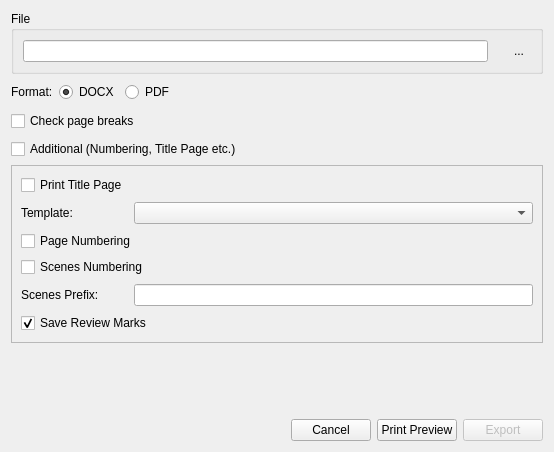
Before: the Qt Designer form src/bin/scenarist-desktop/UserInterfaceLayer/Export/ExportDialog.ui in dimkanovikov/KITScenarist, drawn with Qt 5.
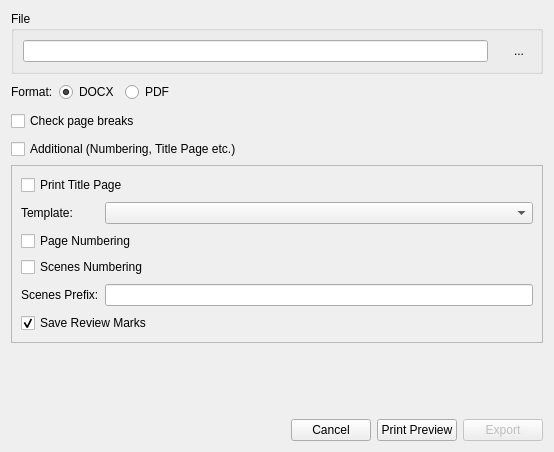
After: the same form once the commit is applied. Icons and pictures are not drawn. Custom widgets are drawn as their Qt base class.

Patch:
```diff
--- a/src/bin/scenarist-desktop/UserInterfaceLayer/Export/ExportDialog.ui
+++ b/src/bin/scenarist-desktop/UserInterfaceLayer/Export/ExportDialog.ui
@@ -305,13 +305,6 @@
         </property>
        </widget>
       </item>
-      <item row="0" column="0">
-       <widget class="QCheckBox" name="printTitle">
-        <property name="text">
-         <string>Print Title Page</string>
-        </property>
-       </widget>
-      </item>
       <item row="1" column="0" rowspan="2">
        <widget class="QLabel" name="label">
         <property name="minimumSize">
@@ -335,6 +328,13 @@
         </property>
        </widget>
       </item>
+      <item row="0" column="0" colspan="2">
+       <widget class="QCheckBox" name="printTitle">
+        <property name="text">
+         <string>Print Title Page</string>
+        </property>
+       </widget>
+      </item>
      </layout>
     </widget>
    </item>
```
